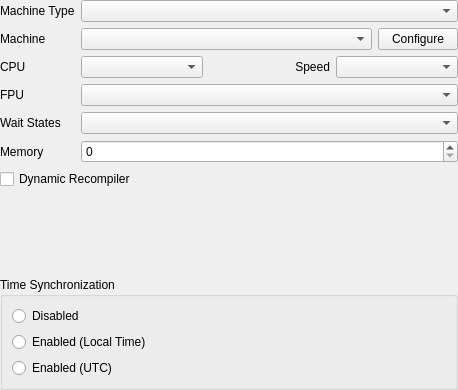
Above: src/qt/qt_settingsmachine.ui from 86Box/86Box before the change. Below: the same form after it.
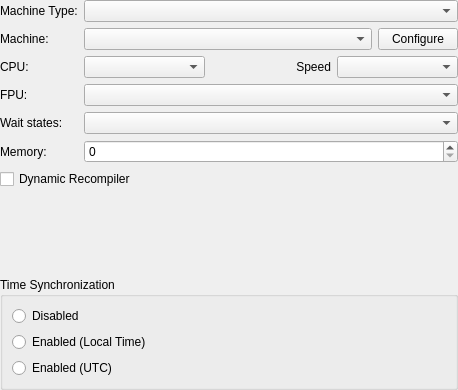
That is the form after the change.

Commit message: More string changes to be Win32-like

The edit to the form file:
```diff
--- a/src/qt/qt_settingsmachine.ui
+++ b/src/qt/qt_settingsmachine.ui
@@ -44,7 +44,7 @@
       <item row="0" column="0">
        <widget class="QLabel" name="label">
         <property name="text">
-         <string>Machine Type</string>
+         <string>Machine Type:</string>
         </property>
        </widget>
       </item>
@@ -54,35 +54,35 @@
       <item row="2" column="0">
        <widget class="QLabel" name="label_2">
         <property name="text">
-         <string>Machine</string>
+         <string>Machine:</string>
         </property>
        </widget>
       </item>
       <item row="3" column="0">
        <widget class="QLabel" name="label_3">
         <property name="text">
-         <string>CPU</string>
+         <string>CPU:</string>
         </property>
        </widget>
       </item>
       <item row="4" column="0">
        <widget class="QLabel" name="label_4">
         <property name="text">
-         <string>FPU</string>
+         <string>FPU:</string>
         </property>
        </widget>
       </item>
       <item row="5" column="0">
        <widget class="QLabel" name="label_5">
         <property name="text">
-         <string>Wait States</string>
+         <string>Wait states:</string>
         </property>
        </widget>
       </item>
       <item row="6" column="0">
        <widget class="QLabel" name="label_6">
         <property name="text">
-         <string>Memory</string>
+         <string>Memory:</string>
         </property>
        </widget>
       </item>
```
The commit also changes 1 other file.
